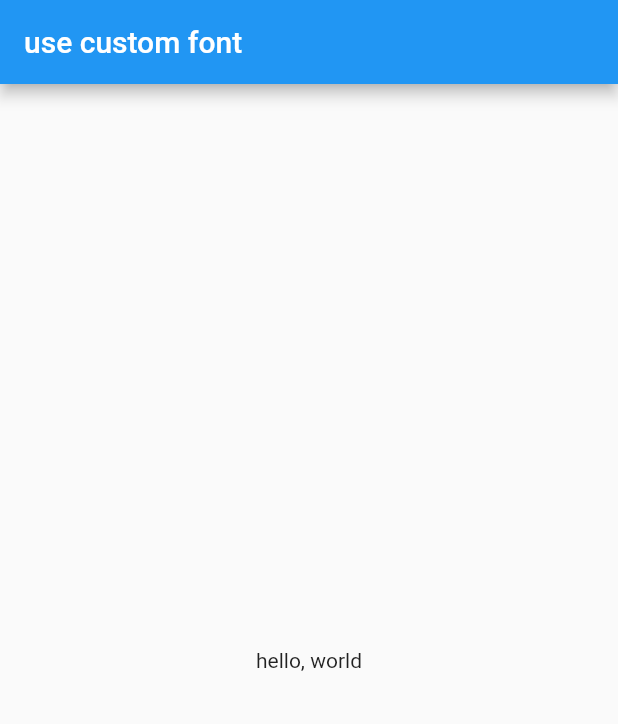
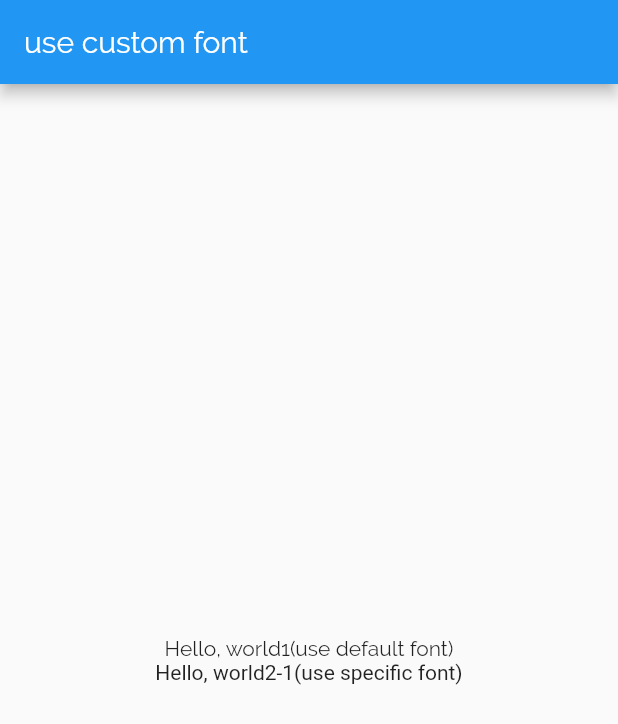
Before and after one commit to pocari/use_custom_font, a Flutter app: the screen it shows after launch, on a phone screen of 412 x 824 dp. Shown: the top 724 px of the screen. Run offline on Flutter 3.47's test engine with Material 2 defaults, Android fonts, the phone set to English and light mode, and no system bars; Roboto replaces fonts that are missing (RobotoMomo).

Commit message:
use custom font

```diff
--- a/lib/main.dart
+++ b/lib/main.dart
@@ -8,6 +8,7 @@ class MyApp extends StatelessWidget {
   Widget build(BuildContext context) {
     return MaterialApp(
       title: 'Flutter Demo',
+      theme: ThemeData(fontFamily: 'Raleway'),
       home: MyHomePage(),
     );
   }
@@ -19,8 +20,19 @@ class MyHomePage extends StatelessWidget {
         appBar: AppBar(
           title: Text('use custom font'),
         ),
-        body: Center(
-          child: Text('hello, world'),
+        body: Column(
+          mainAxisAlignment: MainAxisAlignment.center,
+          children: <Widget>[
+            Center(
+              child: Text('Hello, world1(use default font)'),
+            ),
+            Center(
+              child: Text(
+                'Hello, world2-1(use specific font)',
+                style: TextStyle(fontFamily: 'RobotoMomo'),
+              ),
+            ),
+          ],
         ),
       );
 }
```
Also changed, not shown: pubspec.yaml (+11 -2 lines), fonts/Raleway-Italic.ttf (added), fonts/Raleway-Regular.ttf (added), fonts/RobotoMono-Bold.ttf (added), fonts/RobotoMono-Regular.ttf (added).
